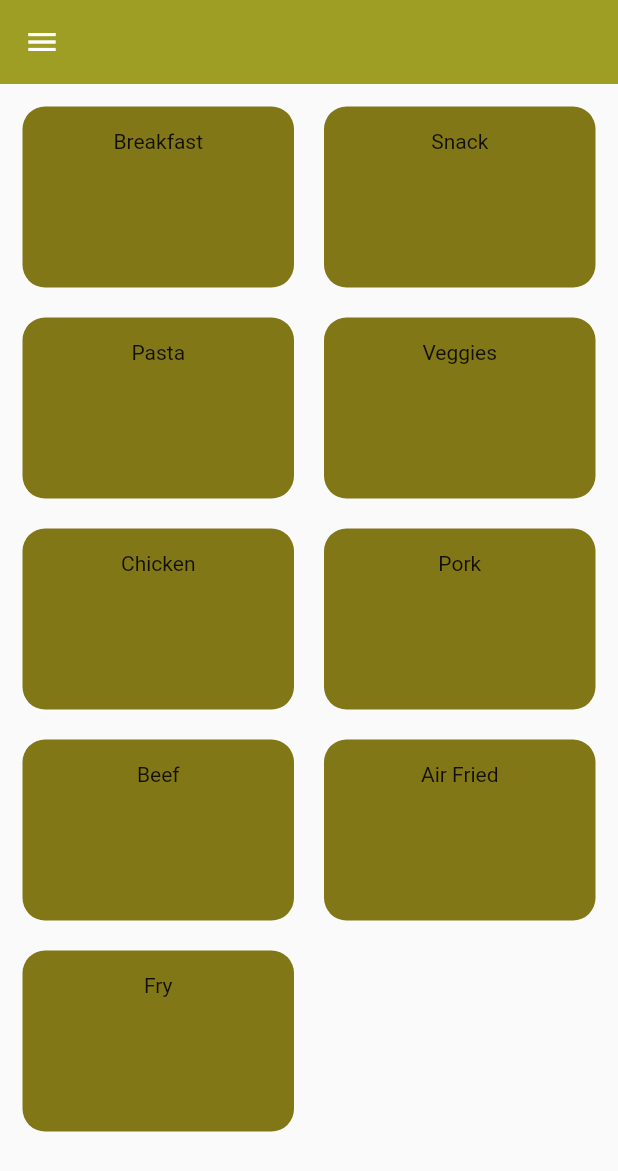
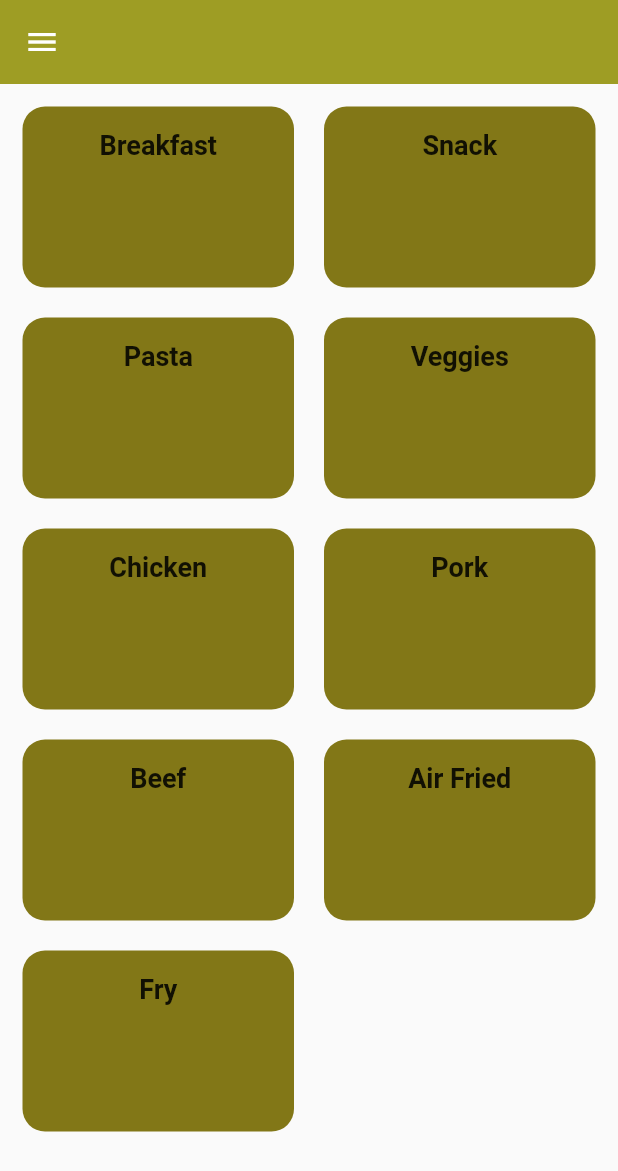
Before and after one commit to airacalins/deli_meals, a Flutter app: the screen it shows after launch, on a phone screen of 412 x 824 dp. Shown: the top 1171 px of the screen. Run offline on Flutter 3.47's test engine with Material 2 defaults, Android fonts, the phone set to English and light mode, and no system bars.

```diff
--- a/lib/main.dart
+++ b/lib/main.dart
@@ -1,6 +1,7 @@
-import 'package:deli_meals/screens/categories/categories_screen.dart';
+import 'package:flutter/material.dart';
 
-import 'package:flutter/material.dart';
+import './screens/categories/categories_screen.dart';
+import './screens/meals/meals_screen.dart';
 
 void main() {
   runApp(const MyApp());
@@ -15,12 +16,16 @@ class MyApp extends StatelessWidget {
     final ThemeData theme = ThemeData();
 
     return MaterialApp(
-      home: CategoriesScreen(),
+      // home: CategoriesScreen(),
       title: 'DeliMeals',
+      routes: {
+        '/': (context) => CategoriesScreen(),
+        MealsScreen.routeName: (context) => MealsScreen(),
+      },
       theme: theme.copyWith(
         appBarTheme: AppBarTheme(backgroundColor: Colors.lime[800]),
+        colorScheme: theme.colorScheme.copyWith(secondary: Colors.brown[50]),
         primaryColor: Colors.lime[900],
-        colorScheme: theme.colorScheme.copyWith(secondary: Colors.brown[50]),
         textTheme: ThemeData.light().textTheme.copyWith(
           headline1: const TextStyle(fontSize: 32, fontWeight: FontWeight.bold, color: Colors.black87),
           headline2: const TextStyle(fontSize: 26, fontWeight: FontWeight.bold, color: Colors.black87),
--- a/lib/widget/item/category_item.dart
+++ b/lib/widget/item/category_item.dart
@@ -1,19 +1,30 @@
+import 'package:deli_meals/screens/meals/meals_screen.dart';
+import 'package:flutter/material.dart';
+
 import '../../models/category.dart';
-import 'package:flutter/material.dart';
 
 class CategoryItem extends StatelessWidget {
   final Category category;
 
   const CategoryItem(this.category, {Key? key}) : super(key: key);
-  // CategoryItem(this.category);
+
+  void selectCategory(BuildContext context) {
+    Navigator
+      .of(context)
+      .pushNamed(MealsScreen.routeName, arguments: category);
+  }
 
   @override
   Widget build(BuildContext context) {
-    return Container(
+    return InkWell(
+      onTap: () => selectCategory(context),
+      splashColor: Theme.of(context).primaryColor,
+      borderRadius: BorderRadius.circular(15),
+      child: Container(
         child: Column(
           children: [
             // Image.asset('assets/images/waiting.png'),
-          Text(category.title),
+            Text(category.title, style: Theme.of(context).textTheme.headline5,),
           ],
         ),
         decoration: BoxDecoration(
@@ -21,6 +32,7 @@ class CategoryItem extends StatelessWidget {
           color: Theme.of(context).primaryColor
         ),
         padding: const EdgeInsets.all(15),
+      ),
     );
   }
 }
```
Also changed, not shown: lib/screens/meals/meals_screen.dart (added, +21 -0 lines), pubspec.yaml (+27 -27 lines), lib/screens/categories/category_meals_screen.dart (added). Lines whose indentation alone changed are shown as unchanged.
